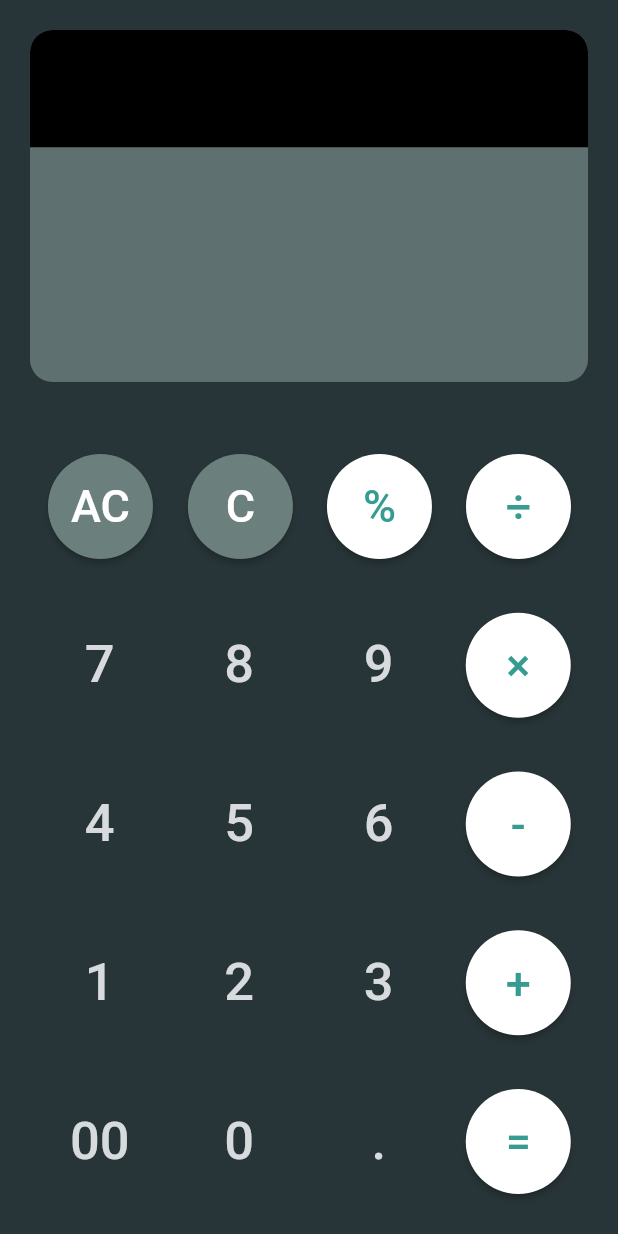
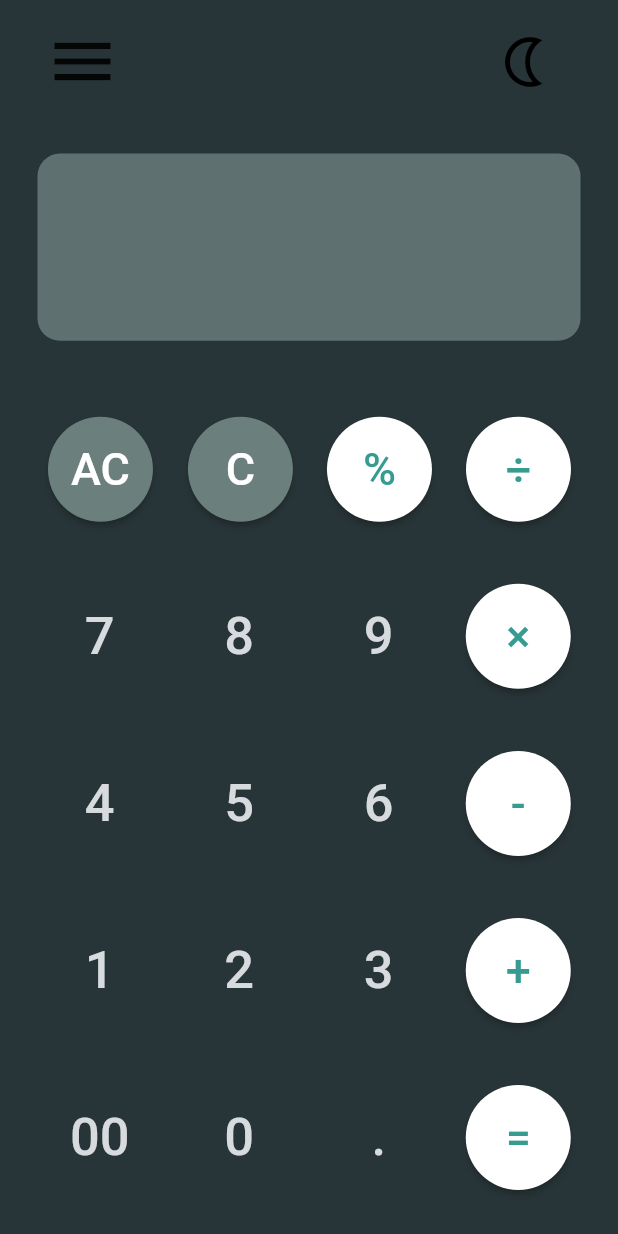
Before and after one commit to floKianB/calculator, a Flutter app: the screen it shows after launch, on a phone screen of 412 x 824 dp. Run offline on Flutter 3.47's test engine with Material 2 defaults, Android fonts, the phone set to English and light mode, and no system bars.

Commit message:
UI is done, add evaluation

```diff
--- a/lib/calculator.dart
+++ b/lib/calculator.dart
@@ -8,6 +8,7 @@ class Calculator extends StatefulWidget {
 }
 
 class _CalculatorState extends State<Calculator> {
+  bool mode = true;
   String currentDisplay = "";
   String result = "";
   @override
@@ -15,9 +16,37 @@ class _CalculatorState extends State<Calculator> {
     return Column(
       children: [
         Expanded(
-          flex: 3,
+          flex: 1,
+          child: Padding(
+            padding: const EdgeInsets.symmetric(horizontal: 30, vertical: 0),
+            child: Row(
+              mainAxisAlignment: MainAxisAlignment.spaceBetween,
+              children:[
+                Icon(
+                  Icons.menu,
+                  size: 50,
+                ),
+
+                TextButton(
+                  child: Icon(
+                    mode == true ? Icons.nightlight_outlined : Icons.nightlight,
+                    size: 40,
+                    color: Colors.black,
+                  ),
+                  onPressed: (){
+                    setState((){
+                      mode = mode == true ? mode = false : mode = true;
+                    });
+                  },
+                )
+              ],
+            ),
+          ),
+        ),
+        Expanded(
+          flex: 2,
           child: Container(
-            margin: EdgeInsets.all(20),
+            margin: EdgeInsets.symmetric(horizontal: 25, vertical: 20),
             decoration: BoxDecoration(
               color: Color.fromARGB(202, 108, 128, 126),
               borderRadius: BorderRadius.circular(15),
@@ -27,33 +56,32 @@ class _CalculatorState extends State<Calculator> {
                 Expanded(
                   flex: 4,
                   child: Container(
-                    width: 600,
-                    decoration: BoxDecoration(
-                      color: Colors.black,
-                      borderRadius: BorderRadius.only(
-                        topLeft: Radius.circular(15),
-                        topRight: Radius.circular(15),
-                      ),
-                    ),
-                    padding: EdgeInsets.symmetric(horizontal: 15, vertical: 5),
+                    padding: EdgeInsets.symmetric(horizontal: 10, vertical: 5),
+                    width: 500,
                     alignment: Alignment.centerRight,
                     child: Text("$currentDisplay",
                       style: TextStyle(
-                        color: Colors.white,
-                        fontSize: 40,
+                        fontSize: 25,
+                        color: Color.fromARGB(201, 197, 230, 226)
                       ),
                     ),
                   ),
                 ),
                 Expanded(
-                  flex: 8,
+                  flex: 6,
                   child: Container(
-                    decoration: BoxDecoration(
-                      color: Colors.transparent,
-                    )
+                    padding: EdgeInsets.all(10),
+                    alignment: Alignment.centerRight,
+                    child: Text("$result",
+                      style: TextStyle(
+                        fontSize: 45,
+
+                      ),
+                    ),
                   ),
                 ),
-              ]),
+              ]
+            ),
           ),
         ),
 
@@ -64,7 +92,7 @@ class _CalculatorState extends State<Calculator> {
 
 
         Expanded(
-          flex: 6,
+          flex: 7,
           child: Container(
             padding: EdgeInsets.symmetric(horizontal: 20, vertical: 10),
             child: Column(
@@ -198,7 +226,7 @@ class _CalculatorState extends State<Calculator> {
                       ),
                       onPressed: (){
                         setState((){
-                          currentDisplay = currentDisplay + "/";
+                          currentDisplay = currentDisplay + "*";
                         });
                       }
                     ),
```
